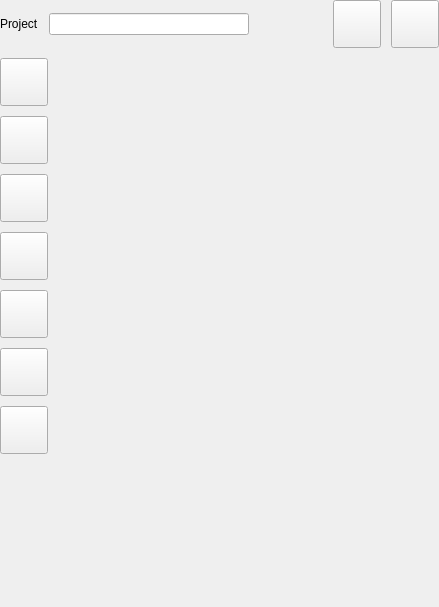
Above: src/Editor/EditorActionBar.ui from RemotelyChaotic/JOIPEngine before the change. Below: the same form after it.
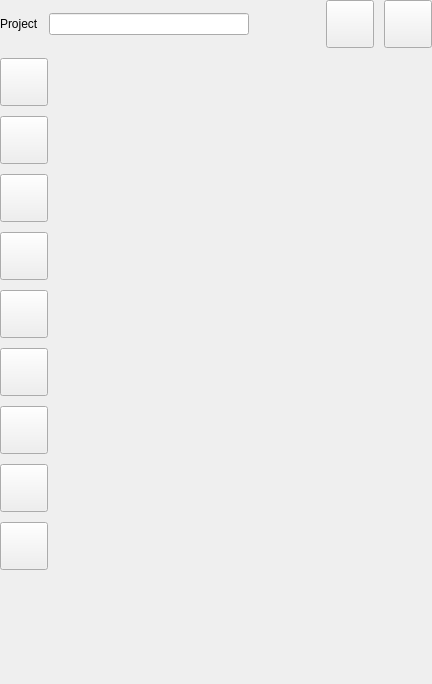
That is the form after the change. Icons and pictures are not drawn.

Commit message:
NodeEditor base implementation
 - node lib added
 - working node editor for scenes
 - layout issues fixed

```diff
--- a/src/Editor/EditorActionBar.ui
+++ b/src/Editor/EditorActionBar.ui
@@ -6,12 +6,12 @@
    <rect>
     <x>0</x>
     <y>0</y>
-    <width>439</width>
-    <height>607</height>
+    <width>432</width>
+    <height>684</height>
    </rect>
   </property>
   <property name="sizePolicy">
-   <sizepolicy hsizetype="Preferred" vsizetype="Expanding">
+   <sizepolicy hsizetype="Preferred" vsizetype="Minimum">
     <horstretch>0</horstretch>
     <verstretch>0</verstretch>
    </sizepolicy>
@@ -500,6 +500,103 @@
      </layout>
     </widget>
    </item>
+   <item>
+    <widget class="QWidget" name="pSceneNodeEditorContainer" native="true">
+     <layout class="QVBoxLayout" name="verticalLayout_4">
+      <property name="spacing">
+       <number>10</number>
+      </property>
+      <property name="leftMargin">
+       <number>0</number>
+      </property>
+      <property name="topMargin">
+       <number>0</number>
+      </property>
+      <property name="rightMargin">
+       <number>0</number>
+      </property>
+      <property name="bottomMargin">
+       <number>0</number>
+      </property>
+      <item>
+       <widget class="QPushButton" name="pAddNodeButton">
+        <property name="sizePolicy">
+         <sizepolicy hsizetype="Fixed" vsizetype="Fixed">
+          <horstretch>0</horstretch>
+          <verstretch>0</verstretch>
+         </sizepolicy>
+        </property>
+        <property name="minimumSize">
+         <size>
+          <width>48</width>
+          <height>48</height>
+         </size>
+        </property>
+        <property name="maximumSize">
+         <size>
+          <width>48</width>
+          <height>48</height>
+         </size>
+        </property>
+        <property name="toolTip">
+         <string>Add scene</string>
+        </property>
+        <property name="text">
+         <string/>
+        </property>
+        <property name="icon">
+         <iconset resource="../../resources.qrc">
+          <normaloff>:/resources/img/ButtonPlus.png</normaloff>:/resources/img/ButtonPlus.png</iconset>
+        </property>
+        <property name="iconSize">
+         <size>
+          <width>48</width>
+          <height>48</height>
+         </size>
+        </property>
+       </widget>
+      </item>
+      <item>
+       <widget class="QPushButton" name="pRemoveNodeButton">
+        <property name="sizePolicy">
+         <sizepolicy hsizetype="Fixed" vsizetype="Fixed">
+          <horstretch>0</horstretch>
+          <verstretch>0</verstretch>
+         </sizepolicy>
+        </property>
+        <property name="minimumSize">
+         <size>
+          <width>48</width>
+          <height>48</height>
+         </size>
+        </property>
+        <property name="maximumSize">
+         <size>
+          <width>48</width>
+          <height>48</height>
+         </size>
+        </property>
+        <property name="toolTip">
+         <string>Remove</string>
+        </property>
+        <property name="text">
+         <string/>
+        </property>
+        <property name="icon">
+         <iconset resource="../../resources.qrc">
+          <normaloff>:/resources/img/ButtonMinus.png</normaloff>:/resources/img/ButtonMinus.png</iconset>
+        </property>
+        <property name="iconSize">
+         <size>
+          <width>48</width>
+          <height>48</height>
+         </size>
+        </property>
+       </widget>
+      </item>
+     </layout>
+    </widget>
+   </item>
    <item>
     <spacer name="verticalSpacer">
      <property name="orientation">
```
Left out of the diff: 6 changed lines with no effect on the pictures. The commit also changes 139 other files.
